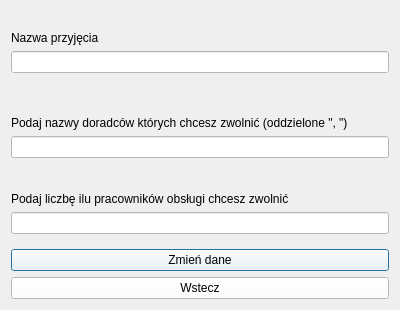
Above: zmiendaneprzyjecia.ui from przemek1793/UML-z-qt before the change. Below: the same form after it.
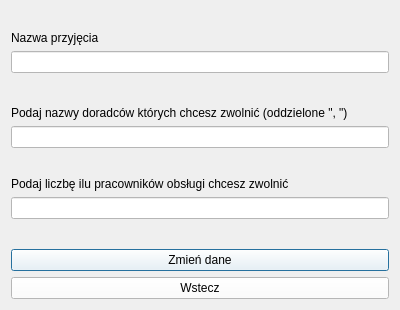
That is the form after the change.

Diff of the .ui file:
```diff
--- a/zmiendaneprzyjecia.ui
+++ b/zmiendaneprzyjecia.ui
@@ -129,6 +129,13 @@
      </property>
     </spacer>
    </item>
+   <item>
+    <widget class="QLabel" name="komunikat">
+     <property name="text">
+      <string/>
+     </property>
+    </widget>
+   </item>
    <item>
     <widget class="QPushButton" name="Zmiana">
      <property name="styleSheet">
```
